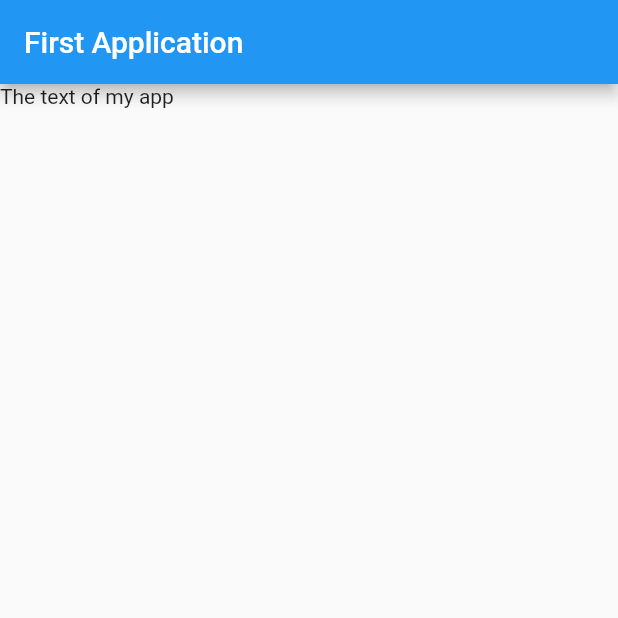
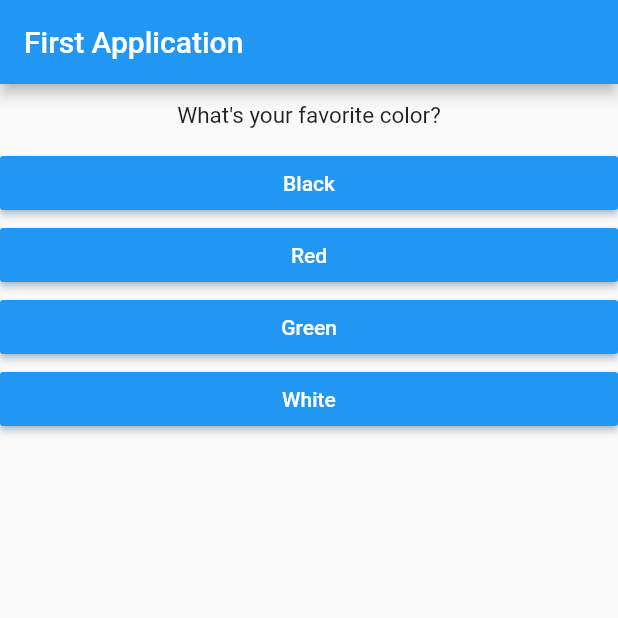
Before and after one commit to piusgori/quiz-ap, a Flutter app: the screen it shows after launch, on a phone screen of 412 x 824 dp, the top half of it. Run offline on Flutter 3.47's test engine with Material 2 defaults, Android fonts, the phone set to English and light mode, and no system bars.

Commit message:
Modified the app widely

```diff
--- /dev/null
+++ b/lib/answer.dart
@@ -0,0 +1,20 @@
+import 'package:flutter/material.dart';
+
+class Answer extends StatelessWidget {
+  final Function selectHandler;
+  final String answerText;
+
+  Answer({this.selectHandler, this.answerText});
+
+  @override
+  Widget build(BuildContext context) {
+    return Container(
+        width: double.infinity,
+        child: RaisedButton(
+          color: Colors.blue,
+          textColor: Colors.white,
+          child: Text(answerText),
+          onPressed: selectHandler,
+        ));
+  }
+}
--- a/lib/main.dart
+++ b/lib/main.dart
@@ -1,12 +1,77 @@
 import 'package:flutter/material.dart';
+
+import './quiz.dart';
+import './result.dart';
 
 void main() => runApp(MyApp());
 
-class MyApp extends StatelessWidget {
-  Widget build(BuildContext context) {
-    return MaterialApp(home: Scaffold(
-      appBar: AppBar(title: Text('First Application')),
-      body: Text('The text of my app'),
-    ));
+class MyApp extends StatefulWidget {
+  @override
+  State<StatefulWidget> createState() {
+    return _MyAppState();
   }
 }
+
+class _MyAppState extends State<MyApp> {
+  int _questionIndex = 0;
+  var _totalScore = 0;
+
+  void _resetQuiz() {
+    setState(() {
+      _questionIndex = 0;
+      _totalScore = 0;
+    });
+  }
+
+  void _answerQuestion(int score) {
+    setState(() {
+      _questionIndex = ++_questionIndex;
+    });
+    _totalScore += score;
+    print(_questionIndex);
+  }
+
+  @override
+  Widget build(BuildContext context) {
+    const _questions = [
+      {
+        'questionText': 'What\'s your favorite color?',
+        'answers': [
+          {'text': 'Black', 'score': 10},
+          {'text': 'Red', 'score': 5},
+          {'text': 'Green', 'score': 3},
+          {'text': 'White', 'score': 1},
+        ],
+      },
+      {
+        'questionText': 'What\'s your favorite animal?',
+        'answers': [
+          {'text': 'Rabbit', 'score': 3},
+          {'text': 'Snake', 'score': 11},
+          {'text': 'Elephant', 'score': 5},
+          {'text': 'Lion', 'score': 9},
+        ],
+      },
+      {
+        'questionText': 'Who\'s your favorite instructor?',
+        'answers': [
+          {'text': 'Max', 'score': 1},
+          {'text': 'Max', 'score': 1},
+          {'text': 'Max', 'score': 1},
+          {'text': 'Max', 'score': 1},
+        ],
+      },
+    ];
+
+    return MaterialApp(
+        home: Scaffold(
+            appBar: AppBar(title: Text('First Application')),
+            body: _questionIndex < _questions.length
+                ? Quiz(
+                    answerQuestion: _answerQuestion,
+                    questionIndex: _questionIndex,
+                    questions: _questions,
+                  )
+                : Result(resultScore: _totalScore, resetQuiz: _resetQuiz,)));
+  }
+}
--- /dev/null
+++ b/lib/question.dart
@@ -0,0 +1,19 @@
+import 'package:flutter/material.dart';
+
+class Question extends StatelessWidget {
+  final String questionText;
+
+  Question(this.questionText);
+
+  @override
+  Widget build(BuildContext context) {
+    return Container(
+      width: double.infinity,
+      margin: EdgeInsets.all(12),
+      child: Text(
+        questionText,
+        style: TextStyle(fontSize: 15),
+        textAlign: TextAlign.center,
+      ));
+  }
+}
--- /dev/null
+++ b/lib/quiz.dart
@@ -0,0 +1,23 @@
+import 'package:flutter/material.dart';
+import './question.dart';
+import './answer.dart';
+
+class Quiz extends StatelessWidget {
+  final List<Map<String, Object>> questions;
+  final int questionIndex;
+  final Function answerQuestion;
+
+  Quiz({@required this.questions, @required this.questionIndex, @required this.answerQuestion});
+
+  @override
+  Widget build(BuildContext context) {
+    return Column(
+      children: <Widget>[
+        Question(questions[questionIndex]['questionText'] as String),
+        ...(questions[questionIndex]['answers'] as List<Map<String, Object>>).map((answer) {
+          return Answer(answerText: answer['text'] as String, selectHandler: () => answerQuestion(answer['score']));
+        }).toList()
+      ],
+    );
+  }
+}
```
Also changed, not shown: lib/result.dart (added, +42 -0 lines).
